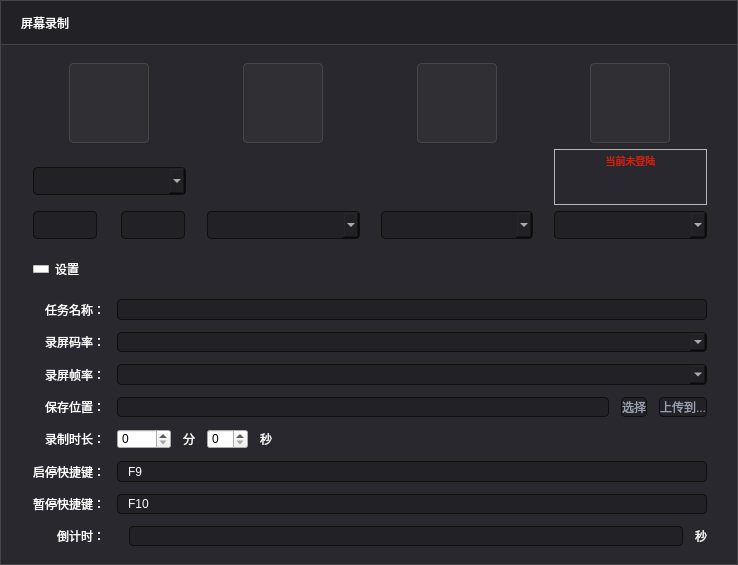
Old version of the form dialogs/recordingwindow.ui in the repository Type3limit/ScreenRecorder.
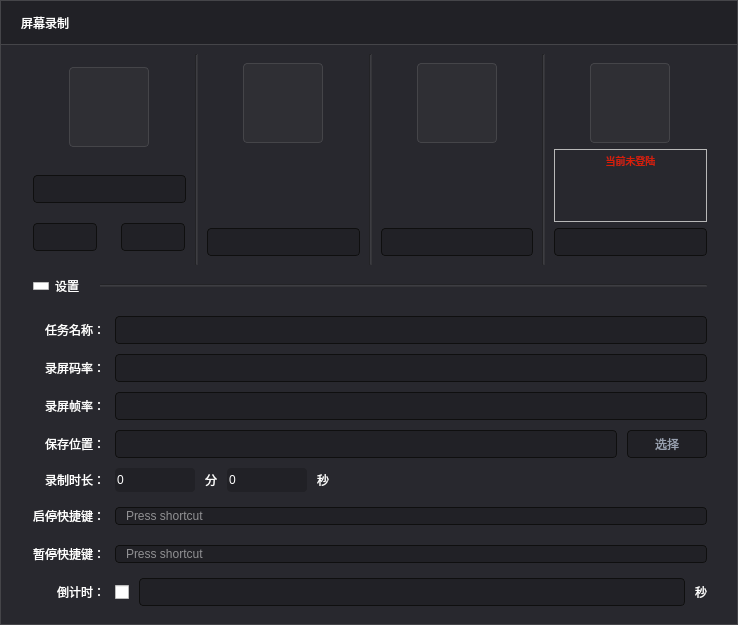
New version of the form. Icons and pictures are not drawn. Custom widgets are drawn as their Qt base class.

The edit to the form file:
```diff
--- a/dialogs/recordingwindow.ui
+++ b/dialogs/recordingwindow.ui
@@ -7,19 +7,19 @@
     <x>0</x>
     <y>0</y>
     <width>738</width>
-    <height>565</height>
+    <height>625</height>
    </rect>
   </property>
   <property name="minimumSize">
    <size>
     <width>738</width>
-    <height>565</height>
+    <height>625</height>
    </size>
   </property>
   <property name="maximumSize">
    <size>
     <width>738</width>
-    <height>565</height>
+    <height>625</height>
    </size>
   </property>
   <property name="windowTitle">
@@ -71,24 +71,19 @@
 {
 background-color:#353539;
 }
-QComboBox QAbstractItemView { outline: 0px;}
-QLineEdit,
-QComboBox{
-  subcontrol-origin: padding;
-  subcontrol-position: top right;
-  selection-background-color: #40404A;
-  selection-color: #3B3B41;
-  color: #ffffff;
-  height:24px;
-  background-color: #212126;
-  border-style: solid;
-  border: 1px solid #0F0F0F;
-  border-radius: 4;
-  padding: 1px 4px 1px 2px;
-  font-size: 12px;
-  font-family:Microsoft YaHei UI;
-  padding-left:8px;
-  }
+
+QLineEdit {
+    color: #ffffff;
+    background-color: #212126;
+    border: 1px solid #0f0f0f;
+    border-radius: 4px;
+    font-size: 12px;
+    font-family: Microsoft YaHei UI, Microsoft YaHei UI-400;
+    font-weight: 400;
+    text-align: JUSTIFIED;
+    line-height: 18px;
+    padding-left:8px;
+}
 
 QLineEdit:hover {
     border-radius: 4px;
@@ -101,44 +96,193 @@
     border: 1px solid #e64b3d;
 }
 
-QListWidget{outline:0px;}
-QListView {
-  border-radius: 4px;
-  padding: 5px;
-  margin: 0px;
+QLineEdit:disabled {
+    color: #a0a0a4;
 }
 
-QTableView::item,
-QTreeView::item,
-QListView::item {
-  padding: 5px;
-  height: 22px;
-  color: #99A1B0;
-  selection-color: white;
-  border-color: transparent; 
-  border-radius: 4px;
-outline: 0px;
+
+QComboBox {
+    background-color: #212126;
+    border: 1px solid #0f0f0f;
+    border-radius: 4px;
+    font-family: Microsoft YaHei UI, Microsoft YaHei UI-400;
+    font-weight: 400;
+    text-align: LEFT;
+    color: #ffffff;
+    line-height: 15px;
+    padding-left:8px;
+    padding-right:10px;
 }
 
 
+QComboBox:hover {
+    border: 1px solid #5967f2;
+}
 
-QTableView:item:selected,
-QTreeView::item:selected,
-QListView::item:selected {
-  background-color: #40404A;
-  selection-background-color:  #3B3B41;
-  color: #99A1B0;
-  selection-color:  white;
-  border-radius: 4px;
+QComboBox:disabled {
+    color: #545353;
 }
 
-QTableView:item:selected:focus,
-QTreeView::item:selected:focus,
-QListView::item:selected:focus {
-  background-color: #40404A;
-  selection-background-color:#3B3B41;
-  color:  #99A1B0;
-  selection-color: white; 
+
+QComboBox::drop-down {
+    right:5px;
+    border: none;
+}
+
+QComboBox::down-arrow:on {
+    width: 12px;
+    height: 6px;
+    image: url(:/icons/images/ic_combobox_up_light.svg);
+}
+
+QComboBox::down-arrow {
+    width: 12px;
+    height: 6px;
+    image: url(:/icons/images/ic_combobox_down_dark.svg);
+}
+
+
+QComboBox::down-arrow:disabled {
+    width: 12px;
+    height: 6px;
+    image: url(:/icons/images/ic_combobox_down_disable.svg);
+}
+
+QComboBox QAbstractItemView {
+    outline: 0px; /*È¥³ýitemÐéÏß¿ò*/
+    border: none;
+    border-radius: 4px;
+    background: #34343d;
+    padding-top: 8px;
+    padding-bottom: 8px;
+    padding-left:8px;
+    padding-right:8px;
+}
+
+
+QComboBox QAbstractItemView::item {
+    font-size: 12px;
+    font-family: Microsoft YaHei UI, Microsoft YaHei UI-400;
+    font-weight: 400;
+    text-align: LEFT;
+    color: #ffffff;
+    line-height: 15px;
+    height: 24px;
+}
+
+
+
+QComboBox QAbstractItemView::item:hover {
+    border-radius: 4px;
+
+    background-color: #40404a;
+}
+
+QComboBox QAbstractItemView::item:selected {
+    border-radius: 4px;
+    background-color: #40404a;
+}
+
+QScrollBar:vertical {
+    width: 4px;
+    background: #34343d;
+    margin: 0px,0px,0px,0px;
+    padding-top: 0px;
+    padding-bottom: 0px;
+}
+
+QScrollBar::handle:vertical {
+    width: 4px;
+    background:  #424954;
+    border-radius: 2px;
+    min-height: 40;
+}
+
+QScrollBar::handle:vertical:hover {
+    width: 4px;
+    background:  #99a1b0;
+    border-radius: 2px;
+    min-height: 40;
+}
+
+QScrollBar::add-page:vertical {
+    background:  #34343d;
+    border-bottom-left-radius: 2px;
+    border-bottom-right-radius: 2px;
+}
+
+QScrollBar::sub-page:vertical {
+    background:  #34343d;
+    border-top-left-radius: 2px;
+    border-top-right-radius: 2px;
+}
+
+QAbstractSpinBox {
+    color: #ffffff;
+    border: none;
+    padding-right: 20px;
+    background-color: #212126;
+    background-clip: content;
+    border-radius: 4px;
+    font-size: 12px;
+    font-family: Microsoft YaHei UI, Microsoft YaHei UI-400;
+    font-weight: 400;
+    text-align: left;
+    line-height: 15px;
+}
+
+
+QAbstractSpinBox::up-button {
+    subcontrol-origin: padding;
+    subcontrol-position: top right;
+    width: 15px;
+    background-color: #212126;
+    border-top-left-radius: 4px;
+    border-top-right-radius: 4px;
+}
+
+
+QAbstractSpinBox::up-arrow {
+    image: url(:/icons/images/ic_up_arrow.svg);
+    width: 10px;
+    height: 4px;
+}
+
+QAbstractSpinBox::up-arrow:hover {
+    image: url(:/icons/images/ic_up_arrow_hover.svg);
+}
+
+QAbstractSpinBox::up-arrow::pressed{
+    image: url(:/icons/images/ic_up_arrow_hover.svg);
+}
+
+QAbstractSpinBox::down-button {
+    subcontrol-origin: padding;
+    subcontrol-position: bottom right;
+    width: 15px;
+    background-color: #212126;
+    border-bottom-left-radius: 4px;
+    border-bottom-right-radius: 4px;
+}
+
+QAbstractSpinBox::down-arrow {
+    image: url(:/icons/images/ic_down_arrow.svg);
+    width: 8px;
+    height: 4px;
+}
+
+QAbstractSpinBox::down-arrow:hover {
+    image: url(:/icons/images/ic_down_arrow_hover.svg);
+}
+
+QAbstractSpinBox::down-arrow::pressed {
+    image: url(:/icons/images/ic_down_arrow_hover.svg);
+}
+
+QAbstractSpinBox:disabled,
+QAbstractSpinBox::down-button:disabled,
+QAbstractSpinBox::up-button:disabled {
+    background-color: #2d2d35;
 }
 
 
@@ -208,45 +352,6 @@
          </property>
         </spacer>
        </item>
-       <item>
-        <widget class="QPushButton" name="signinButton">
-         <property name="minimumSize">
-          <size>
-           <width>24</width>
-           <height>24</height>
-          </size>
-         </property>
-         <property name="maximumSize">
-          <size>
-           <width>24</width>
-           <height>24</height>
-          </size>
-         </property>
-         <property name="cursor">
-          <cursorShape>PointingHandCursor</cursorShape>
-         </property>
-         <property name="toolTip">
-          <string>登录</string>
-         </property>
-         <property name="styleSheet">
-          <string notr="true">QPushButton:hover
-{
- border-radius: 4px;
- border: 1px solid #5967f2;
-}</string>
-         </property>
-         <property name="text">
-          <string/>
-         </property>
-         <property name="icon">
-          <iconset resource="../resource.qrc">
-           <normaloff>:/icons/images/login.svg</normaloff>:/icons/images/login.svg</iconset>
-         </property>
-         <property name="flat">
-          <bool>true</bool>
-         </property>
-        </widget>
-       </item>
        <item>
         <widget class="QPushButton" name="minimizeButton">
          <property name="minimumSize">
@@ -466,14 +571,27 @@
                 <number>10</number>
                </property>
                <item>
-                <widget class="DComboBox" name="areaComboBox"/>
+                <widget class="QComboBox" name="areaComboBox">
+                 <property name="sizePolicy">
+                  <sizepolicy hsizetype="Preferred" vsizetype="Fixed">
+                   <horstretch>0</horstretch>
+                   <verstretch>0</verstretch>
+                  </sizepolicy>
+                 </property>
+                 <property name="minimumSize">
+                  <size>
+                   <width>0</width>
+                   <height>28</height>
+                  </size>
+                 </property>
+                </widget>
                </item>
               </layout>
              </item>
              <item>
               <layout class="QHBoxLayout" name="horizontalLayout_4">
                <item>
-                <widget class="DLineEdit" name="areaWidthEdit">
+                <widget class="QLineEdit" name="areaWidthEdit">
                  <property name="sizePolicy">
                   <sizepolicy hsizetype="Fixed" vsizetype="Fixed">
                    <horstretch>0</horstretch>
@@ -483,7 +601,7 @@
                  <property name="minimumSize">
                   <size>
                    <width>64</width>
-                   <height>0</height>
+                   <height>28</height>
                   </size>
                  </property>
                  <property name="maximumSize">
@@ -520,7 +638,7 @@
                 </widget>
                </item>
                <item>
-                <widget class="DLineEdit" name="areaHeightEdit">
+                <widget class="QLineEdit" name="areaHeightEdit">
                  <property name="sizePolicy">
                   <sizepolicy hsizetype="Fixed" vsizetype="Fixed">
                    <horstretch>0</horstretch>
@@ -530,7 +648,7 @@
                  <property name="minimumSize">
                   <size>
                    <width>64</width>
-                   <height>0</height>
+                   <height>28</height>
                   </size>
                  </property>
                  <property name="maximumSize">
@@ -547,18 +665,9 @@
            </widget>
           </item>
           <item>
-           <widget class="DLine" name="m_line_2">
-            <property name="minimumSize">
-             <size>
-              <width>3</width>
-              <height>0</height>
-             </size>
-            </property>
-            <property name="maximumSize">
-             <size>
-              <width>3</width>
-              <height>16777215</height>
-             </size>
+           <widget class="Line" name="line_2">
+            <property name="orientation">
+             <enum>Qt::Vertical</enum>
             </property>
            </widget>
           </item>
@@ -661,7 +770,14 @@
              <item>
               <layout class="QHBoxLayout" name="horizontalLayout_9">
                <item>
-                <widget class="DComboBox" name="micphoneDeviceComboBox"/>
+                <widget class="QComboBox" name="micphoneDeviceComboBox">
+                 <property name="minimumSize">
+                  <size>
+                   <width>0</width>
+                   <height>28</height>
+                  </size>
+                 </property>
+                </widget>
                </item>
               </layout>
              </item>
@@ -669,18 +785,9 @@
            </widget>
           </item>
           <item>
-           <widget class="DLine" name="m_line_3">
-            <property name="minimumSize">
-             <size>
-              <width>3</width>
-              <height>0</height>
-             </size>
-            </property>
-            <property name="maximumSize">
-             <size>
-              <width>3</width>
-              <height>16777215</height>
-             </size>
+           <widget class="Line" name="line_3">
+            <property name="orientation">
+             <enum>Qt::Vertical</enum>
             </property>
            </widget>
           </item>
@@ -777,7 +884,14 @@
              <item>
               <layout class="QHBoxLayout" name="horizontalLayout_15">
                <item>
-                <widget class="DComboBox" name="playerDeviceComboBox"/>
+                <widget class="QComboBox" name="playerDeviceComboBox">
+                 <property name="minimumSize">
+                  <size>
+                   <width>0</width>
+                   <height>28</height>
+                  </size>
+                 </property>
+                </widget>
                </item>
               </layout>
              </item>
@@ -785,18 +899,9 @@
            </widget>
           </item>
           <item>
-           <widget class="DLine" name="m_line_4">
-            <property name="minimumSize">
-             <size>
-              <width>3</width>
-              <height>0</height>
-             </size>
-            </property>
-            <property name="maximumSize">
-             <size>
-              <width>3</width>
-              <height>16777215</height>
-             </size>
+           <widget class="Line" name="line_4">
+            <property name="orientation">
+             <enum>Qt::Vertical</enum>
             </property>
            </widget>
           </item>
@@ -957,7 +1062,14 @@
              <item>
               <layout class="QHBoxLayout" name="horizontalLayout_20">
                <item>
-                <widget class="DComboBox" name="screenDeviceComboBox"/>
+                <widget class="QComboBox" name="screenDeviceComboBox">
+                 <property name="minimumSize">
+                  <size>
+                   <width>0</width>
+                   <height>28</height>
+                  </size>
+                 </property>
+                </widget>
                </item>
               </layout>
              </item>
@@ -1029,9 +1141,9 @@
            </spacer>
           </item>
           <item>
-           <widget class="DLine" name="m_line">
+           <widget class="Line" name="line">
             <property name="sizePolicy">
-             <sizepolicy hsizetype="Expanding" vsizetype="Preferred">
+             <sizepolicy hsizetype="Expanding" vsizetype="Fixed">
               <horstretch>0</horstretch>
               <verstretch>0</verstretch>
              </sizepolicy>
@@ -1048,6 +1160,9 @@
               <height>3</height>
              </size>
             </property>
+            <property name="orientation">
+             <enum>Qt::Horizontal</enum>
+            </property>
            </widget>
           </item>
          </layout>
@@ -1063,7 +1178,7 @@
          </property>
          <layout class="QVBoxLayout" name="verticalLayout_6">
           <property name="spacing">
-           <number>12</number>
+           <number>10</number>
           </property>
           <property name="leftMargin">
            <number>1</number>
@@ -1090,7 +1205,14 @@
              </widget>
             </item>
             <item>
-             <widget class="DLineEdit" name="nameEdit"/>
+             <widget class="QLineEdit" name="nameEdit">
+              <property name="minimumSize">
+               <size>
+                <width>0</width>
+                <height>28</height>
+               </size>
+              </property>
+             </widget>
             </item>
            </layout>
           </item>
@@ -1113,7 +1235,14 @@
              </widget>
             </item>
             <item>
-             <widget class="DComboBox" name="bitrateComboBox"/>
+             <widget class="QComboBox" name="bitrateComboBox">
+              <property name="minimumSize">
+               <size>
+                <width>0</width>
+                <height>28</height>
+               </size>
+              </property>
+             </widget>
             </item>
            </layout>
           </item>
@@ -1136,7 +1265,14 @@
              </widget>
             </item>
             <item>
-             <widget class="DComboBox" name="frameRateComboBox"/>
+             <widget class="QComboBox" name="frameRateComboBox">
+              <property name="minimumSize">
+               <size>
+                <width>0</width>
+                <height>28</height>
+               </size>
+              </property>
+             </widget>
             </item>
            </layout>
           </item>
@@ -1153,10 +1289,23 @@
              </widget>
             </item>
             <item>
-             <widget class="DLineEdit" name="savePathEdit"/>
+             <widget class="QLineEdit" name="savePathEdit">
+              <property name="minimumSize">
+               <size>
+                <width>0</width>
+                <height>28</height>
+               </size>
+              </property>
+             </widget>
             </item>
             <item>
-             <widget class="DPushButton" name="pathSelectionButton">
+             <widget class="QPushButton" name="pathSelectionButton">
+              <property name="minimumSize">
+               <size>
+                <width>80</width>
+                <height>28</height>
+               </size>
+              </property>
               <property name="maximumSize">
                <size>
                 <width>80</width>
@@ -1191,42 +1340,6 @@
               </property>
              </widget>
             </item>
-            <item>
-             <widget class="DPushButton" name="uploadButton">
-              <property name="maximumSize">
-               <size>
-                <width>80</width>
-                <height>16777215</height>
-               </size>
-              </property>
-              <property name="styleSheet">
-               <string notr="true">QPushButton
-{
-  selection-background-color: #40404A;
-  selection-color: #3B3B41;
-  color: #99A1B0;
-  height:24px;
-  background-color: #212126;
-  border-style: solid;
-  border: 1px solid #0F0F0F;
-  border-radius: 4;
-  padding: 1px 0px 1px 2px;
-  font-size: 12px;
-  font-family:Microsoft YaHei UI;
-  padding-left:0px;
-}
-QPushButton:hover
-{
- background-color: #2F2F34;
- border-radius: 4px;
- border: 1px solid #5967f2;
-}</string>
-              </property>
-              <property name="text">
-               <string>上传到...</string>
-              </property>
-             </widget>
-            </item>
            </layout>
           </item>
           <item>
@@ -1245,9 +1358,12 @@
              </widget>
             </item>
             <item>
-             <widget class="DSpinBox" name="m_minuteSpinBox">
-              <property name="maximum">
-               <number>9999</number>
+             <widget class="QSpinBox" name="m_minuteSpinBox">
+              <property name="minimumSize">
+               <size>
+                <width>80</width>
+                <height>24</height>
+               </size>
               </property>
              </widget>
             </item>
@@ -1259,9 +1375,12 @@
              </widget>
             </item>
             <item>
-             <widget class="DSpinBox" name="m_secondSpinBox">
-              <property name="maximum">
-               <number>59</number>
+             <widget class="QSpinBox" name="m_secondSpinBox">
+              <property name="minimumSize">
+               <size>
+                <width>80</width>
+                <height>24</height>
+               </size>
               </property>
              </widget>
             </item>
@@ -1301,8 +1420,23 @@
             </item>
             <item>
              <widget class="QKeySequenceEdit" name="StartShortCut">
-              <property name="keySequence">
-               <string>F9</string>
+              <property name="sizePolicy">
+               <sizepolicy hsizetype="Expanding" vsizetype="Fixed">
+                <horstretch>0</horstretch>
+                <verstretch>0</verstretch>
+               </sizepolicy>
+              </property>
+              <property name="minimumSize">
+               <size>
+                <width>0</width>
+                <height>28</height>
+               </size>
+              </property>
+              <property name="maximumSize">
+               <size>
+                <width>16777215</width>
+                <height>28</height>
+               </size>
               </property>
              </widget>
             </item>
@@ -1322,8 +1456,17 @@
             </item>
             <item>
              <widget class="QKeySequenceEdit" name="PauseShortCut">
-              <property name="keySequence">
-               <string>F10</string>
+              <property name="minimumSize">
+               <size>
+                <width>0</width>
+                <height>28</height>
+               </size>
+              </property>
+              <property name="maximumSize">
+               <size>
+                <width>16777215</width>
+                <height>28</height>
+               </size>
               </property>
              </widget>
             </item>
@@ -1351,10 +1494,27 @@
              </widget>
             </item>
             <item>
-             <widget class="DSwitch" name="countDownCheckBox"/>
+             <widget class="QCheckBox" name="countDownCheckBox">
+              <property name="minimumSize">
+               <size>
+                <width>0</width>
+                <height>28</height>
+               </size>
+              </property>
+              <property name="text">
+               <string/>
+              </property>
+             </widget>
             </item>
             <item>
-             <widget class="DLineEdit" name="countDownEdit"/>
+             <widget class="QLineEdit" name="countDownEdit">
+              <property name="minimumSize">
+               <size>
+                <width>0</width>
+                <height>28</height>
+               </size>
+              </property>
+             </widget>
             </item>
             <item>
              <widget class="QLabel" name="label_10">
@@ -1375,36 +1535,6 @@
   </widget>
  </widget>
  <customwidgets>
-  <customwidget>
-   <class>DSwitch</class>
-   <extends>QWidget</extends>
-   <header>dswitch.h</header>
-  </customwidget>
-  <customwidget>
-   <class>DSpinBox</class>
-   <extends>QSpinBox</extends>
-   <header>dspinbox.h</header>
-  </customwidget>
-  <customwidget>
-   <class>DComboBox</class>
-   <extends>QComboBox</extends>
-   <header>dcombobox.h</header>
-  </customwidget>
-  <customwidget>
-   <class>DPushButton</class>
-   <extends>QPushButton</extends>
-   <header>dpushbutton.h</header>
-  </customwidget>
-  <customwidget>
-   <class>DLine</class>
-   <extends>QFrame</extends>
-   <header>dline.h</header>
-  </customwidget>
-  <customwidget>
-   <class>DLineEdit</class>
-   <extends>QLineEdit</extends>
-   <header>dlineedit.h</header>
-  </customwidget>
   <customwidget>
    <class>VolumeControl</class>
    <extends>QWidget</extends>
```
